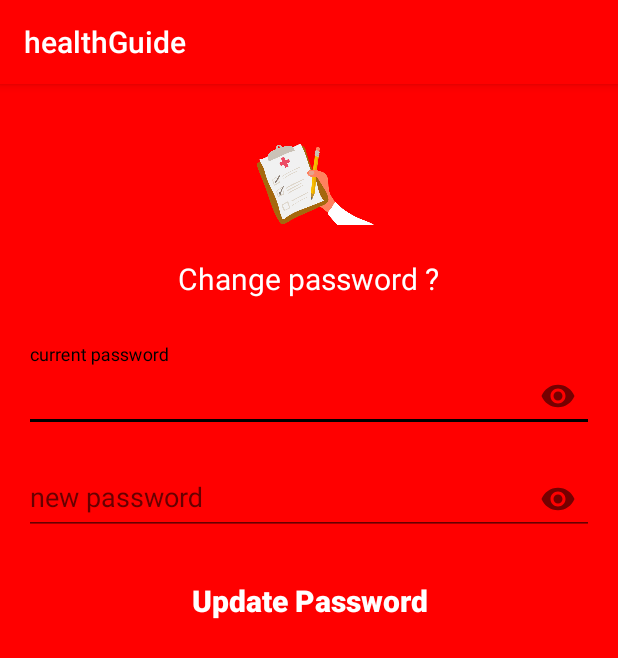
After one commit to healthGuide/android-app, an Android app: the changepassword screen opened directly, with no data from a screen before it, on a phone screen of 412 x 824 dp. The commit adds this screen. Shown: the top 658 px of the screen. Run offline under Robolectric (Android 15) with nearby library versions, the phone set to English and light mode, and no system bars; our stand-ins replace Firebase (no records; nobody signed in at launch, a user with empty details on screens opened directly).

Commit message:
changepass autocompl netwinfo

```diff
--- /dev/null
+++ b/app/src/main/java/rkapoors/healthguide/changepassword.java
@@ -0,0 +1,101 @@
+package rkapoors.healthguide;
+
+import android.support.annotation.NonNull;
+import android.support.design.widget.CoordinatorLayout;
+import android.support.design.widget.Snackbar;
+import android.support.v7.app.AppCompatActivity;
+import android.os.Bundle;
+import android.view.View;
+import android.widget.Button;
+import android.widget.EditText;
+import android.widget.ProgressBar;
+
+import com.google.android.gms.tasks.OnCompleteListener;
+import com.google.android.gms.tasks.Task;
+import com.google.firebase.auth.AuthCredential;
+import com.google.firebase.auth.EmailAuthProvider;
+import com.google.firebase.auth.FirebaseAuth;
+import com.google.firebase.auth.FirebaseUser;
+
+public class changepassword extends AppCompatActivity {
+
+    private Button changepassbtn;
+    private EditText newpass,oldpass;
+    private ProgressBar progressBar;
+    private CoordinatorLayout coordinatorLayout;
+
+    //private FirebaseAuth.AuthStateListener authListener;
+    //private FirebaseAuth auth;
+
+    @Override
+    protected void onCreate(Bundle savedInstanceState) {
+        super.onCreate(savedInstanceState);
+        setContentView(R.layout.activity_changepassword);
+
+        changepassbtn = (Button)findViewById(R.id.btn_change_password);
+        newpass = (EditText)findViewById(R.id.newpassword);
+        oldpass = (EditText)findViewById(R.id.oldpassword);
+        progressBar = (ProgressBar) findViewById(R.id.progressBar);
+        coordinatorLayout = (CoordinatorLayout)findViewById(R.id.coordinatorLayout);
+
+        //auth = FirebaseAuth.getInstance();
+        final FirebaseUser user = FirebaseAuth.getInstance().getCurrentUser();
+
+
+        changepassbtn.setOnClickListener(new View.OnClickListener() {
+            @Override
+            public void onClick(View v) {
+                progressBar.setVisibility(View.VISIBLE);
+                if (user != null && !newpass.getText().toString().trim().equals("") && !oldpass.getText().toString().trim().equals(""))
+                {
+                    if (newpass.getText().toString().trim().length() < 6) {
+                        Snackbar.make(coordinatorLayout,"New Password too short. Minimum 6 characters",Snackbar.LENGTH_LONG).show();
+                        progressBar.setVisibility(View.GONE);
+                    }
+                    else {
+                        final String email = user.getEmail();
+                        AuthCredential credential = EmailAuthProvider.getCredential(email,oldpass.getText().toString().trim());
+
+                        user.reauthenticate(credential).addOnCompleteListener(new OnCompleteListener<Void>() {
+                            @Override
+                            public void onComplete(@NonNull Task<Void> task) {
+                                if(task.isSuccessful()){
+                                    user.updatePassword(newpass.getText().toString().trim()).addOnCompleteListener(new OnCompleteListener<Void>() {
+                                        @Override
+                                        public void onComplete(@NonNull Task<Void> task) {
+                                            if(!task.isSuccessful()){
+                                                Snackbar snackbar_fail = Snackbar.make(coordinatorLayout, "Something went wrong. Please try again later", Snackbar.LENGTH_LONG);
+                                                snackbar_fail.show();
+                                                progressBar.setVisibility(View.GONE);
+                                            }else {
+                                                Snackbar snackbar_su = Snackbar.make(coordinatorLayout, "Password Successfully UPDATED", Snackbar.LENGTH_LONG);
+                                                snackbar_su.show();
+                                                progressBar.setVisibility(View.GONE);
+                                            }
+                                        }
+                                    });
+                                }
+                                else {
+                                    Snackbar snackbar_su = Snackbar
+                                            .make(coordinatorLayout, "Authentication FAILED", Snackbar.LENGTH_LONG);
+                                    snackbar_su.show();
+                                    progressBar.setVisibility(View.GONE);
+                                }
+                            }
+                        });
+                    }
+                }
+                else if (oldpass.getText().toString().trim().equals(""))
+                {
+                    Snackbar.make(coordinatorLayout,"Enter current Password",Snackbar.LENGTH_LONG).show();
+                    progressBar.setVisibility(View.GONE);
+                }
+                else if (newpass.getText().toString().trim().equals(""))
+                {
+                    Snackbar.make(coordinatorLayout,"Enter new Password",Snackbar.LENGTH_LONG).show();
+                    progressBar.setVisibility(View.GONE);
+                }
+            }
+        });
+    }
+}
--- /dev/null
+++ b/app/src/main/res/layout/activity_changepassword.xml
@@ -0,0 +1,92 @@
+<?xml version="1.0" encoding="utf-8"?>
+<android.support.design.widget.CoordinatorLayout xmlns:android="http://schemas.android.com/apk/res/android"
+    xmlns:tools="http://schemas.android.com/tools"
+    xmlns:app="http://schemas.android.com/apk/res-auto"
+    android:id="@+id/coordinatorLayout"
+    android:layout_width="match_parent"
+    android:layout_height="match_parent"
+    android:layout_gravity="center"
+    android:background="@color/colorPrimary"
+    android:fitsSystemWindows="true"
+    tools:context="rkapoors.healthguide.changepassword">
+
+    <ProgressBar
+        android:id="@+id/progressBar"
+        android:layout_width="50dp"
+        android:layout_height="50dp"
+        android:visibility="gone"
+        android:layout_gravity="center|bottom"
+        android:layout_marginBottom="20dp"
+        />
+    <ScrollView
+        android:layout_width="match_parent"
+        android:layout_height="wrap_content">
+<LinearLayout
+    android:layout_width="match_parent"
+    android:layout_height="wrap_content"
+    android:gravity="center"
+    android:orientation="vertical"
+    android:padding="@dimen/activity_horizontal_margin">
+
+
+    <ImageView
+        android:layout_width="@dimen/logo_w_h"
+        android:layout_height="@dimen/logo_w_h"
+        android:layout_gravity="center_horizontal"
+        android:src="@drawable/splash" />
+
+    <TextView
+        android:layout_width="wrap_content"
+        android:layout_height="wrap_content"
+        android:layout_gravity="center_horizontal"
+        android:text="Change password ?"
+        android:layout_marginBottom="30dp"
+        android:textColor="@android:color/white"
+        android:textSize="20sp" />
+
+    <android.support.design.widget.TextInputLayout
+        android:layout_width="match_parent"
+        android:layout_height="wrap_content"
+        app:passwordToggleEnabled="true"
+        >
+        <EditText
+            android:id="@+id/oldpassword"
+            android:layout_width="fill_parent"
+            android:layout_height="wrap_content"
+            android:layout_marginBottom="10dp"
+            android:hint="current password"
+            android:inputType="textPassword"
+            android:textColor="#fff"
+            android:textColorHint="#fff" />
+    </android.support.design.widget.TextInputLayout>
+
+    <android.support.design.widget.TextInputLayout
+        android:layout_width="match_parent"
+        android:layout_height="wrap_content"
+        app:passwordToggleEnabled="true"
+        >
+        <EditText
+            android:id="@+id/newpassword"
+            android:layout_width="fill_parent"
+            android:layout_height="wrap_content"
+            android:hint="new password"
+            android:inputType="textPassword"
+            android:textColor="#fff"
+            android:textColorHint="#fff" />
+    </android.support.design.widget.TextInputLayout>
+
+    <Button
+        android:id="@+id/btn_change_password"
+        android:layout_width="fill_parent"
+        android:layout_height="wrap_content"
+        android:layout_marginTop="20dip"
+        android:background="@null"
+        android:text="Update Password"
+        android:textColor="#fff"
+        android:textStyle="bold"
+        android:textSize="20sp"
+        android:textAllCaps="false"/>
+
+</LinearLayout>
+    </ScrollView>
+</android.support.design.widget.CoordinatorLayout>
```
Also changed, not shown: app/src/main/AndroidManifest.xml (+14 -7 lines), app/src/main/java/rkapoors/healthguide/MainActivity.java (+36 -4 lines), app/src/main/java/rkapoors/healthguide/login.java (+62 -2 lines), app/src/main/java/rkapoors/healthguide/signup.java (+25 -2 lines), app/src/main/res/layout/activity_login.xml (+3 -4 lines), app/src/main/res/layout/sample_fragment2.xml (+5 -5 lines).
